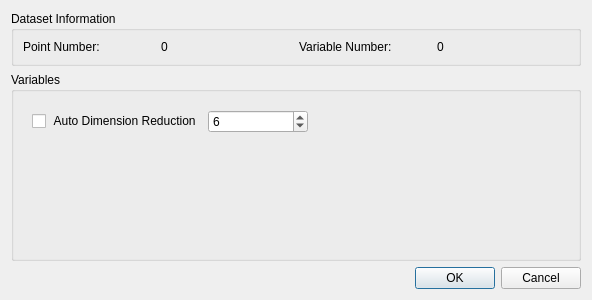
First picture: the form in ScatterPointGlyph/variable_selection_dialog.ui, repository Edgar324/ScatterPointGlyph, before the edit.
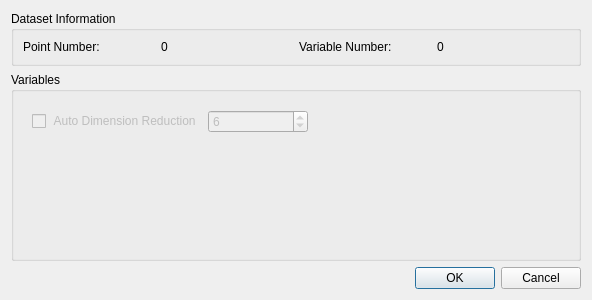
Second picture: the form after the edit.

Commit message: Disable tool button with no functionality

Patch:
```diff
--- a/ScatterPointGlyph/variable_selection_dialog.ui
+++ b/ScatterPointGlyph/variable_selection_dialog.ui
@@ -80,6 +80,9 @@
           <layout class="QHBoxLayout" name="horizontalLayout_3">
            <item>
             <widget class="QCheckBox" name="dim_red_checkbox">
+             <property name="enabled">
+              <bool>false</bool>
+             </property>
              <property name="sizePolicy">
               <sizepolicy hsizetype="Fixed" vsizetype="Fixed">
                <horstretch>0</horstretch>
@@ -93,6 +96,9 @@
            </item>
            <item>
             <widget class="QSpinBox" name="auto_dim_number">
+             <property name="enabled">
+              <bool>false</bool>
+             </property>
              <property name="sizePolicy">
               <sizepolicy hsizetype="Fixed" vsizetype="Fixed">
                <horstretch>0</horstretch>
```
The commit also changes 3 other files.
